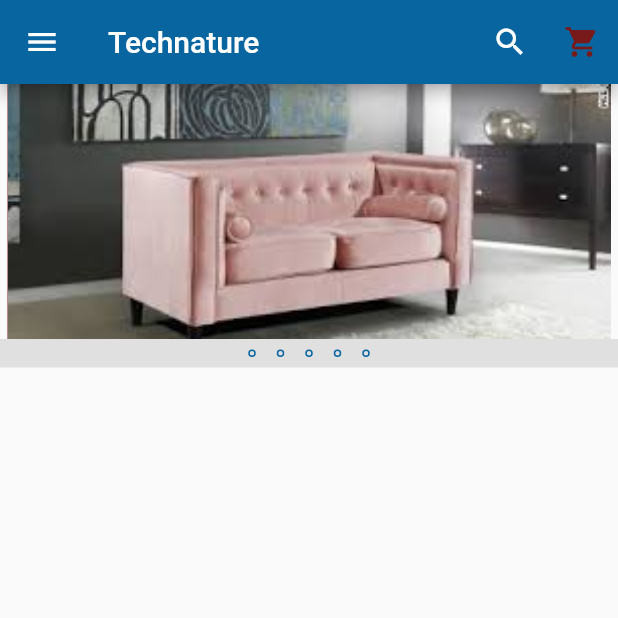
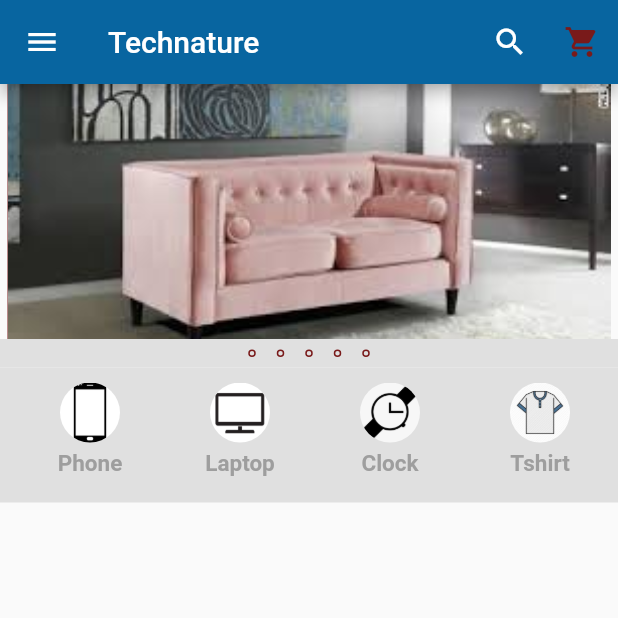
Before and after one commit to mgthihazaw/ecommerce_flutter, a Flutter app: the screen it shows after launch, on a phone screen of 412 x 824 dp, the top half of it. Run offline on Flutter 3.47's test engine with Material 2 defaults, Android fonts, the phone set to English and light mode, and no system bars; drawn by our look-alikes of carousel_slider.

Commit message:
add category

```diff
--- a/lib/screens/home.dart
+++ b/lib/screens/home.dart
@@ -1,4 +1,6 @@
 
+import 'package:ecommerce/widgets/category.dart';
+import 'package:ecommerce/widgets/components/custom-title.dart';
 import 'package:flutter/material.dart';
 import '../widgets/app-drawer.dart';
 import '../widgets/carousel.dart';
@@ -30,7 +32,12 @@ class _HomeState extends State<Home> {
       ),
       drawer: AppDrawer(),
       body: SingleChildScrollView(child: Column(children: <Widget>[
-        Carousel()
+        Carousel(),
+
+
+        Category(),
+
+
       ],),)
 
     );
--- a/lib/widgets/carousel.dart
+++ b/lib/widgets/carousel.dart
@@ -73,10 +73,10 @@ class _CarouselState extends State<Carousel> {
                 width: _current == index ?10 :5,
                 height: _current == index ?10 :5,
                 decoration: BoxDecoration(
-                    border: Border.all(color: Theme.of(context).primaryColor),
+                    border: Border.all(color: Theme.of(context).accentColor),
                     shape: BoxShape.circle,
                     color: _current == index
-                        ? Theme.of(context).primaryColor
+                        ? Theme.of(context).accentColor
                         : null),
               );
             }),
--- /dev/null
+++ b/lib/widgets/category.dart
@@ -0,0 +1,72 @@
+import 'package:flutter/foundation.dart';
+import 'package:flutter/material.dart';
+
+class Category extends StatelessWidget {
+  @override
+  Widget build(BuildContext context) {
+    return Container(
+      height: 90,
+      width: double.infinity,
+      padding: EdgeInsets.all(10),
+      decoration: BoxDecoration(color: Colors.grey[300]),
+      child: ListView(
+        scrollDirection: Axis.horizontal,
+        children: <Widget>[
+          CategoryItem(
+            title: "Phone",
+            image: "assets/images/phone.png",
+          ),
+          CategoryItem(
+            title: "Laptop",
+            image: "assets/images/laptop.png",
+          ),
+          CategoryItem(
+            title: "Clock",
+            image: "assets/images/clock.png",
+          ),
+          CategoryItem(
+            title: "Tshirt",
+            image: "assets/images/tshirt.jpg",
+          ),
+          CategoryItem(
+            title: "glass",
+            image: "assets/images/glass.png",
+          )
+        ],
+      ),
+    );
+  }
+}
+
+class CategoryItem extends StatelessWidget {
+  final String image;
+  final String title;
+  CategoryItem({@required this.image, @required this.title});
+  @override
+  Widget build(BuildContext context) {
+    return Container(
+        width: 100,
+        height: 70,
+        // padding: EdgeInsets.all(5),
+        child: Column(
+          children: <Widget>[
+            ClipRRect(
+                borderRadius: BorderRadius.circular(50),
+                child: Image.asset(
+                  image,
+                  width: 40,
+                  height: 40,
+                  fit: BoxFit.cover,
+                )),
+                SizedBox(height:5),
+            Text(
+              title,
+              style: TextStyle(
+                  color: Colors.grey,
+                  fontSize: 15,
+                  fontWeight: FontWeight.w600),
+            )
+          ],
+        ));
+  }
+}
--- /dev/null
+++ b/lib/widgets/components/custom-title.dart
@@ -0,0 +1,31 @@
+import 'package:flutter/material.dart';
+class CustomTitle extends StatelessWidget {
+
+  final String title;
+  CustomTitle({@required this.title});
+
+  @override
+  Widget build(BuildContext context) {
+    return Row(
+            children: <Widget>[
+              Expanded(
+                  child: Container(
+                height: 3,
+                decoration: BoxDecoration(color: Colors.grey),
+              )),
+              Padding(
+                  padding: EdgeInsets.all(10),
+                  child: Text(title,
+                      style: TextStyle(
+                          fontSize: 21,
+                          fontWeight: FontWeight.bold,
+                          color: Colors.grey))),
+              Expanded(
+                  child: Container(
+                height: 3,
+                decoration: BoxDecoration(color: Colors.grey),
+              )),
+            ],
+          );
+  }
+}
--- a/pubspec.yaml
+++ b/pubspec.yaml
@@ -52,6 +52,12 @@ flutter:
     - assets/carousels/image3.jpg
     - assets/carousels/image4.jpg
     - assets/carousels/image5.jpg
+    - assets/images/phone.png
+    - assets/images/laptop.png
+    - assets/images/head.png
+    - assets/images/tshirt.jpg
+    - assets/images/glass.png
+    - assets/images/clock.png
 
 
   # An image asset can refer to one or more resolution-specific "variants", see
```
Also changed, not shown: assets/images/clock.png (added), assets/images/download.jpg (added), assets/images/dress.jpg (added), assets/images/glass.png (added), assets/images/head.png (added), assets/images/images.png (added), assets/images/laptop.png (added), assets/images/laptop2.png (added), assets/images/laptop3.png (added), assets/images/phone.png (added), assets/images/phone2.png (added), assets/images/tshirt.jpg (added).
